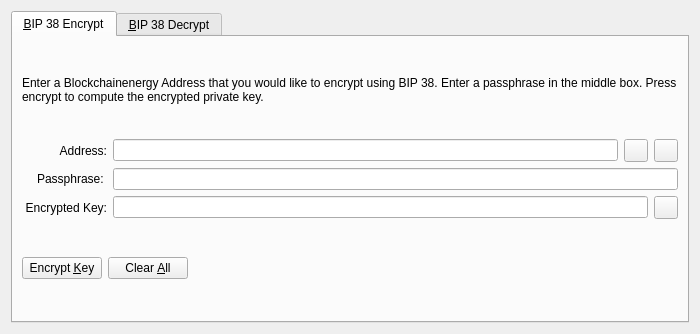
The window that src/qt/forms/bip38tooldialog.ui (BlockchainEnergyProject/BlockchainEnergy) describes before a commit, drawn with Qt 5.
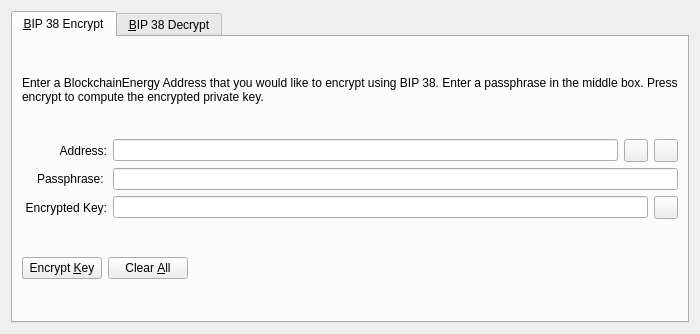
The same window after the commit. The open tabs and pages were chosen to show the change. Icons and pictures are not drawn. Custom widgets are drawn as their Qt base class.

```diff
--- a/src/qt/forms/bip38tooldialog.ui
+++ b/src/qt/forms/bip38tooldialog.ui
@@ -30,7 +30,7 @@
        <item>
         <widget class="QLabel" name="infoLabel_ENC">
          <property name="text">
-          <string>Enter a Blockchainenergy Address that you would like to encrypt using BIP 38. Enter a passphrase in the middle box. Press encrypt to compute the encrypted private key.</string>
+          <string>Enter a BlockchainEnergy Address that you would like to encrypt using BIP 38. Enter a passphrase in the middle box. Press encrypt to compute the encrypted private key.</string>
          </property>
          <property name="textFormat">
           <enum>Qt::PlainText</enum>
```
Left out of the diff: 4 changed lines with no effect on the pictures.
